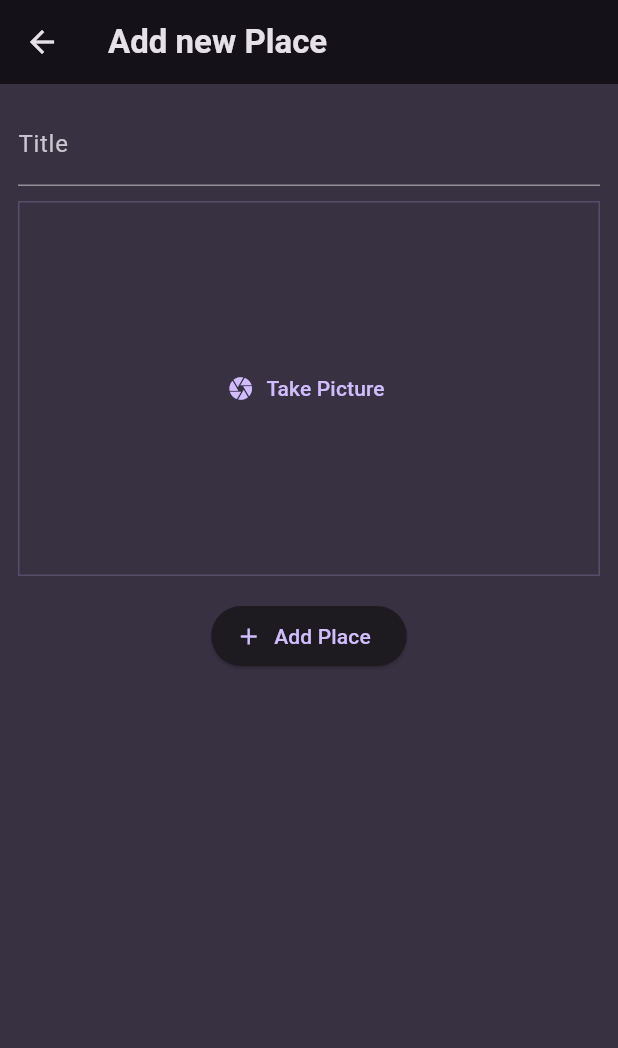
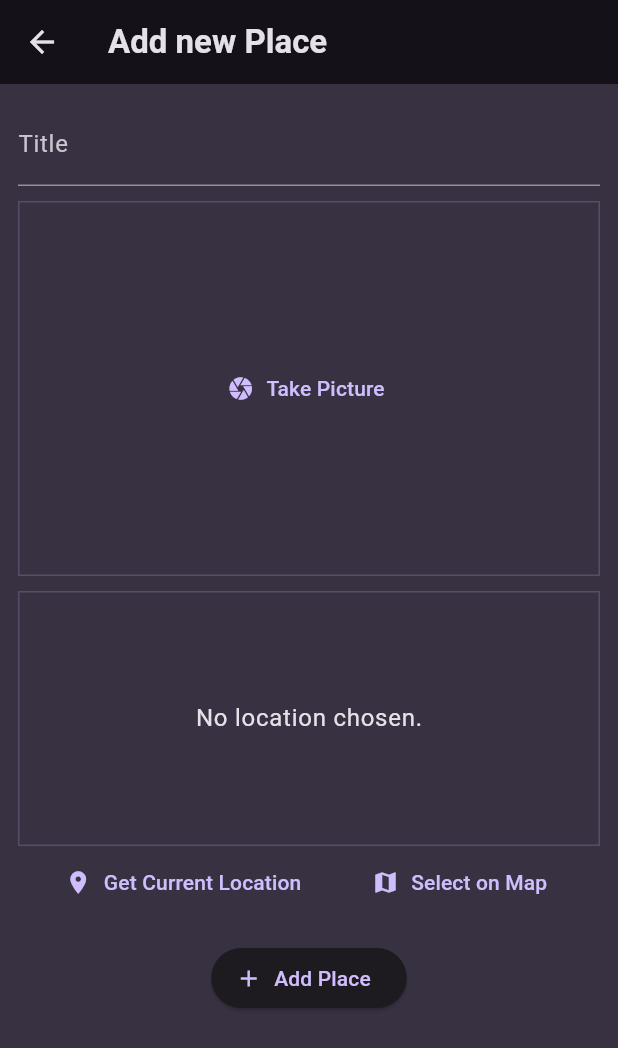
Before and after one commit to tricksterd/favorite_places, a Flutter app: the AddPlaceScreen screen opened directly, on a phone screen of 412 x 824 dp. Shown: the top 1048 px of the screen. Run offline on Flutter 3.47's test engine with Material 3 defaults, Android fonts, the phone set to English and light mode, and no system bars; our stand-ins replace flutter_riverpod, google_fonts, image_picker.

Commit message:
added select location widget

```diff
--- a/lib/screens/add_place.dart
+++ b/lib/screens/add_place.dart
@@ -5,6 +5,7 @@ import 'package:flutter_riverpod/flutter_riverpod.dart';
 
 import 'package:favorite_places/providers/user_places.dart';
 import 'package:favorite_places/widgets/image_input.dart';
+import 'package:favorite_places/widgets/location_input.dart';
 
 class AddPlaceScreen extends ConsumerStatefulWidget {
   const AddPlaceScreen({super.key});
@@ -59,6 +60,8 @@ class _AddPlaceScreenState extends ConsumerState<AddPlaceScreen> {
                 _selectedImage = image;
               },
             ),
+            const SizedBox(height: 10),
+            const LocationInput(),
             const SizedBox(
               height: 16,
             ),
--- /dev/null
+++ b/lib/widgets/location_input.dart
@@ -0,0 +1,48 @@
+import 'package:flutter/material.dart';
+
+class LocationInput extends StatefulWidget {
+  const LocationInput({super.key});
+
+  @override
+  State<LocationInput> createState() => _LocationInputState();
+}
+
+class _LocationInputState extends State<LocationInput> {
+  @override
+  Widget build(BuildContext context) {
+    return Column(
+      children: [
+        Container(
+          height: 170,
+          alignment: Alignment.center,
+          width: double.infinity,
+          decoration: BoxDecoration(
+              border: Border.all(
+                  width: 1,
+                  color:
+                      Theme.of(context).colorScheme.primary.withOpacity(0.2))),
+          child: Text('No location chosen.',
+              style: Theme.of(context)
+                  .textTheme
+                  .bodyLarge!
+                  .copyWith(color: Theme.of(context).colorScheme.onBackground)),
+        ),
+        Row(
+          mainAxisAlignment: MainAxisAlignment.spaceEvenly,
+          children: [
+            TextButton.icon(
+              icon: const Icon(Icons.location_on),
+              label: const Text('Get Current Location'),
+              onPressed: () {},
+            ),
+            TextButton.icon(
+              icon: const Icon(Icons.map),
+              label: const Text('Select on Map'),
+              onPressed: () {},
+            )
+          ],
+        )
+      ],
+    );
+  }
+}
```
